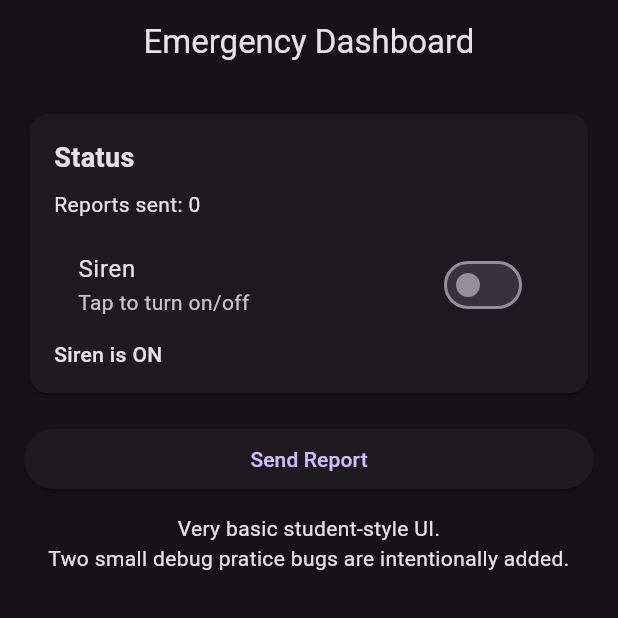
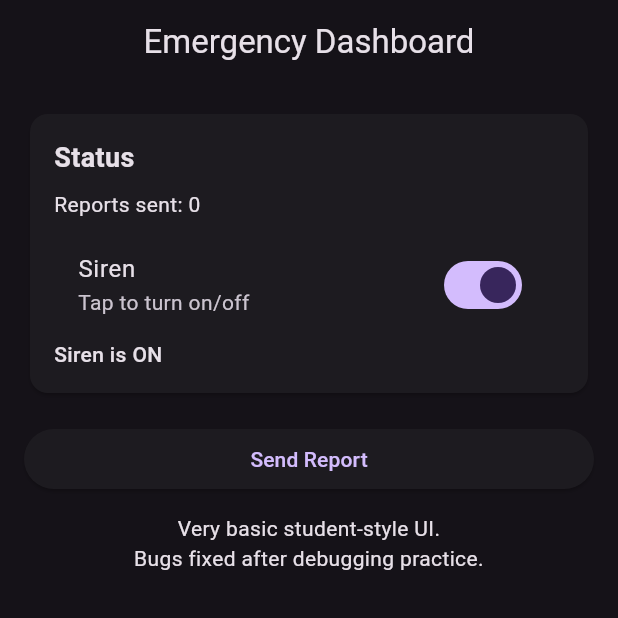
Before and after one commit to shikhar1809/emergencyOS_InnotionX, a Flutter app: the screen it shows after launch, after a tap on "Siren", on a phone screen of 412 x 824 dp, the top half of it. Run offline on Flutter 3.47's test engine with Material 3 defaults, Android fonts, the phone set to English and light mode, and no system bars.

Commit message:
fix app errors
Made-with: Cursor

```diff
--- a/lib/main.dart
+++ b/lib/main.dart
@@ -38,8 +38,7 @@ class _HomeScreenState extends State<HomeScreen> {
 
   void _sendReport() {
     setState(() {
-      // Intentional beginner bug: this should increase by 1.
-      _reportsSent = _reportsSent - 1;
+      _reportsSent = _reportsSent + 1;
     });
   }
 
@@ -74,14 +73,12 @@ class _HomeScreenState extends State<HomeScreen> {
                       value: _sirenOn,
                       onChanged: (value) {
                         setState(() {
-                          // Intentional beginner bug: this should use "value".
-                          _sirenOn = false;
+                          _sirenOn = value;
                         });
                       },
                     ),
                     Text(
-                      // Intentional beginner bug: labels are reversed.
-                      _sirenOn ? 'Siren is OFF' : 'Siren is ON',
+                      _sirenOn ? 'Siren is ON' : 'Siren is OFF',
                       style: const TextStyle(fontWeight: FontWeight.w500),
                     ),
                   ],
@@ -95,7 +92,7 @@ class _HomeScreenState extends State<HomeScreen> {
             ),
             const SizedBox(height: 12),
             const Text(
-              'Very basic student-style UI.\nTwo small debug pratice bugs are intentionally added.',
+              'Very basic student-style UI.\nBugs fixed after debugging practice.',
               textAlign: TextAlign.center,
             ),
           ],
```
